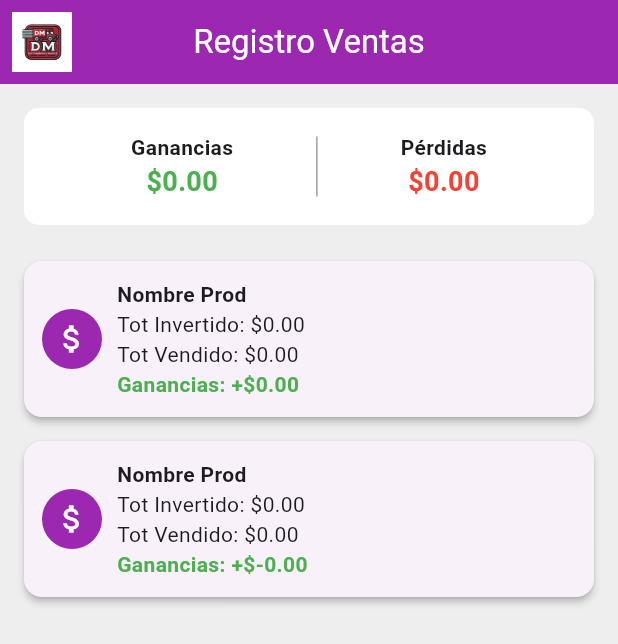
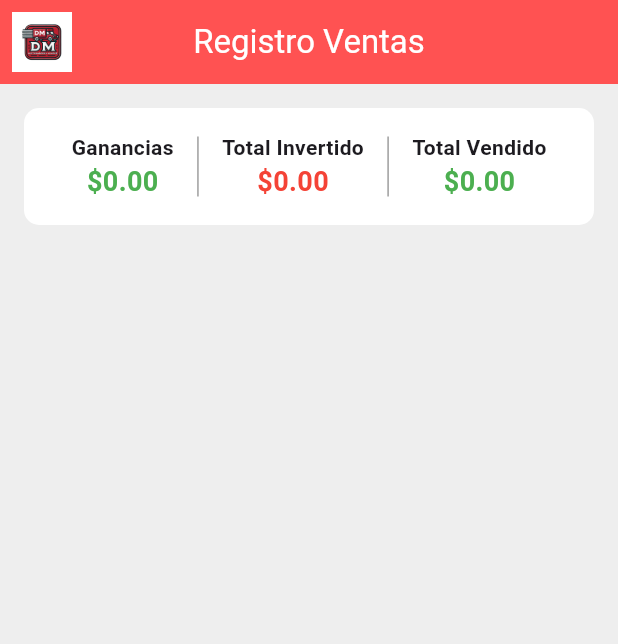
Before and after one commit to crisacevedo25/developersfc_project.app, a Flutter app: the SalesRegister screen opened directly, on a phone screen of 412 x 824 dp. Shown: the top 644 px of the screen. Run offline on Flutter 3.47's test engine with Material 3 defaults, Android fonts, the phone set to English and light mode, and no system bars; our stand-ins replace cloud_firestore, dio, firebase_auth, firebase_core, shared_preferences; accounts and stored records are empty.

Commit message:
commit entrega final

```diff
--- a/lib/adapters/local_storage.dart
+++ b/lib/adapters/local_storage.dart
@@ -7,7 +7,6 @@ class LocalStorage {
     _asyncPrefs = SharedPreferencesAsync();
   }
 
-  // escritura al shared preferences
   Future<void> setLoginStatus(bool logiStatus) async {
     await _asyncPrefs.setBool("isAuthenticated", logiStatus);
   }
@@ -20,7 +19,6 @@ class LocalStorage {
     await _asyncPrefs.clear();
   }
 
-  // lectura de valores
   Future<bool> getLoginStatus() async =>
       await _asyncPrefs.getBool("isAuthenticated") ?? false;
   Future<String> getUser() async => await _asyncPrefs.getString("user") ?? '';
--- a/lib/screens/sales.dart
+++ b/lib/screens/sales.dart
@@ -1,4 +1,5 @@
 import 'package:flutter/material.dart';
+import 'package:cloud_firestore/cloud_firestore.dart';
 
 class SalesRegister extends StatelessWidget {
   const SalesRegister({super.key});
@@ -8,7 +9,7 @@ class SalesRegister extends StatelessWidget {
     return Scaffold(
       backgroundColor: Colors.grey[200],
       appBar: AppBar(
-        backgroundColor: Colors.purple,
+        backgroundColor: Colors.redAccent,
         title: const Text("Registro Ventas",
             style: TextStyle(color: Colors.white)),
         centerTitle: true,
@@ -17,18 +18,46 @@ class SalesRegister extends StatelessWidget {
           child: SizedBox(
             width: 150,
             height: 150,
-            child: Image.asset(
-              'assets/img/Logo1.jpg',
-              fit: BoxFit.contain,
+            child: Image.asset('assets/img/Logo1.jpg', fit: BoxFit.contain),
           ),
         ),
       ),
-      ),
-      body: SingleChildScrollView(
+      body: FutureBuilder<QuerySnapshot>(
+        future: FirebaseFirestore.instance.collection("facturas").get(),
+        builder: (context, snapshot) {
+          if (!snapshot.hasData) {
+            return const Center(child: CircularProgressIndicator());
+          }
+
+          Map<String, Map<String, double>> groupedData = {};
+          double totalInvertido = 0;
+          double totalVendido = 0;
+
+          for (var doc in snapshot.data!.docs) {
+            var data = doc.data() as Map<String, dynamic>;
+            String description = data['description'];
+            double total = (data['total'] as num).toDouble();
+            int category = data['category'];
+
+            if (!groupedData.containsKey(description)) {
+              groupedData[description] = {"invertido": 0, "vendido": 0};
+            }
+
+            if (category == 0) {
+              groupedData[description]!['invertido'] =
+                  (groupedData[description]!['invertido'] ?? 0) + total;
+              totalInvertido += total;
+            } else if (category == 1) {
+              groupedData[description]!['vendido'] =
+                  (groupedData[description]!['vendido'] ?? 0) + total;
+              totalVendido += total;
+            }
+          }
+
+          return SingleChildScrollView(
             padding: const EdgeInsets.all(16),
             child: Column(
               children: [
-            // Sección de ganancias/pérdidas
                 Container(
                   padding: const EdgeInsets.all(16),
                   decoration: BoxDecoration(
@@ -39,58 +68,63 @@ class SalesRegister extends StatelessWidget {
                     mainAxisAlignment: MainAxisAlignment.spaceEvenly,
                     children: [
                       Column(
-                    children: const [
+                        children: [
+                          const Text("Ganancias",
+                              style: TextStyle(fontWeight: FontWeight.bold)),
                           Text(
-                        "Ganancias",
-                        style: TextStyle(fontWeight: FontWeight.bold),
-                      ),
-                      Text(
-                        "\$0.00",
+                            "\$${(totalVendido - totalInvertido).toStringAsFixed(2)}",
                             style: TextStyle(
-                          color: Colors.green,
+                              color: (totalVendido - totalInvertido) >= 0
+                                  ? Colors.green
+                                  : Colors.red,
                               fontSize: 18,
                               fontWeight: FontWeight.bold,
                             ),
                           ),
                         ],
                       ),
-                  Container(
-                    height: 40,
-                    width: 1,
-                    color: Colors.black38,
-                  ),
+                      Container(height: 40, width: 1, color: Colors.black38),
                       Column(
-                    children: const [
-                      Text(
-                        "Pérdidas",
-                        style: TextStyle(fontWeight: FontWeight.bold),
-                      ),
-                      Text(
-                        "\$0.00",
-                        style: TextStyle(
+                        children: [
+                          const Text("Total Invertido",
+                              style: TextStyle(fontWeight: FontWeight.bold)),
+                          Text("\$${totalInvertido.toStringAsFixed(2)}",
+                              style: const TextStyle(
                                   color: Colors.red,
                                   fontSize: 18,
-                          fontWeight: FontWeight.bold,
+                                  fontWeight: FontWeight.bold)),
+                        ],
                       ),
-                      ),
+                      Container(height: 40, width: 1, color: Colors.black38),
+                      Column(
+                        children: [
+                          const Text("Total Vendido",
+                              style: TextStyle(fontWeight: FontWeight.bold)),
+                          Text("\$${totalVendido.toStringAsFixed(2)}",
+                              style: const TextStyle(
+                                  color: Colors.green,
+                                  fontSize: 18,
+                                  fontWeight: FontWeight.bold)),
                         ],
                       ),
                     ],
                   ),
                 ),
-
                 const SizedBox(height: 16),
-
-            // Tarjetas de productos
-            _buildProductCard("Nombre Prod", 0, 0, 0),
-            _buildProductCard("Nombre Prod", 0, 0, -0),
+                ...groupedData.entries.map((entry) {
+                  double invertido = entry.value['invertido'] ?? 0;
+                  double vendido = entry.value['vendido'] ?? 0;
+                  return _buildProductCard(
+                      entry.key, invertido, vendido, vendido - invertido);
+                }).toList(),
               ],
             ),
+          );
+        },
       ),
     );
   }
 
-  // Widget para cada tarjeta de producto
   Widget _buildProductCard(
       String name, double invertido, double vendido, double ganancia) {
     return Card(
@@ -100,29 +134,24 @@ class SalesRegister extends StatelessWidget {
         padding: const EdgeInsets.all(12),
         child: Row(
           children: [
-            const CircleAvatar(
-              backgroundColor: Colors.purple,
-              child: Icon(Icons.attach_money, color: Colors.white),
-            ),
             const SizedBox(width: 10),
             Expanded(
               child: Column(
                 crossAxisAlignment: CrossAxisAlignment.start,
                 children: [
-                  Text(
-                    name,
+                  Text(name,
                       style: const TextStyle(
-                        fontWeight: FontWeight.bold, fontSize: 14),
-                  ),
-                  Text("Tot Invertido: \$${invertido.toStringAsFixed(2)}"),
-                  Text("Tot Vendido: \$${vendido.toStringAsFixed(2)}"),
+                          fontWeight: FontWeight.bold, fontSize: 14)),
+                  Text("Total Invertido: \$${invertido.toStringAsFixed(2)}"),
+                  Text("Total Vendido: \$${vendido.toStringAsFixed(2)}"),
                   Text(
                     ganancia >= 0
                         ? "Ganancias: +\$${ganancia.toStringAsFixed(2)}"
                         : "Pérdidas: -\$${(-ganancia).toStringAsFixed(2)}",
                     style: TextStyle(
                       color: ganancia >= 0 ? Colors.green : Colors.red,
-                        fontWeight: FontWeight.bold),
+                      fontWeight: FontWeight.bold,
+                    ),
                   ),
                 ],
               ),
```
Also changed, not shown: lib/screens/facture_form.dart (+47 -10 lines), lib/screens/facture_item.dart (+22 -2 lines), lib/screens/product_item.dart (+23 -3 lines). Lines whose indentation alone changed are shown as unchanged.
